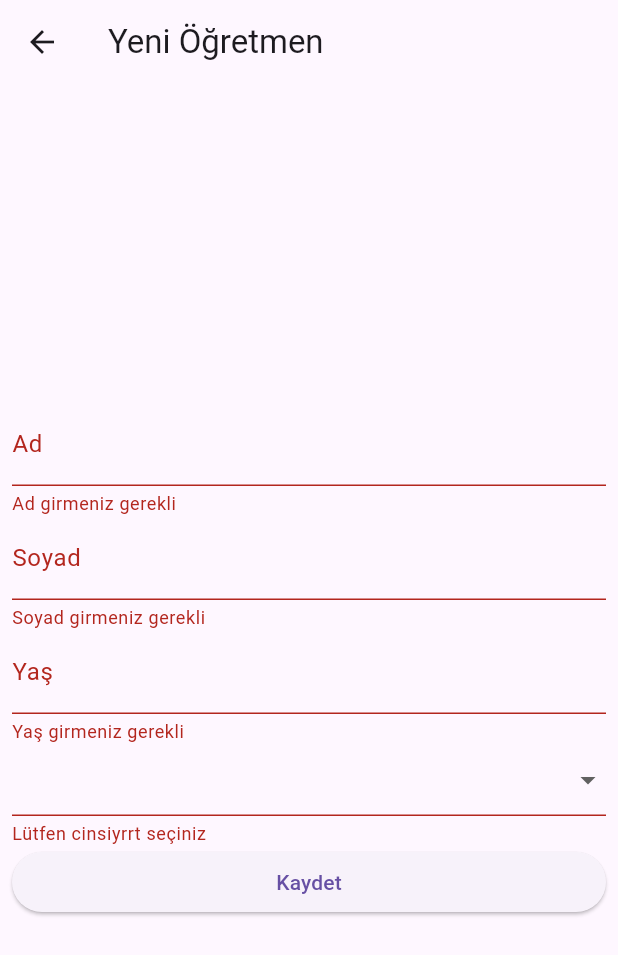
After one commit to zynpirmadgzl/ogrenci-app, a Flutter app: the OgretmenForm screen opened directly, after a tap on "Kaydet", on a phone screen of 412 x 824 dp. The commit adds this screen. Shown: the top 955 px of the screen. Run offline on Flutter 3.47's test engine with Material 3 defaults, Android fonts, the phone set to English and light mode, and no system bars; our stand-ins replace flutter_riverpod.

Commit message:
ogrenci-app

```diff
--- /dev/null
+++ b/lib/pages/ogretmen/ogretmen_form.dart
@@ -0,0 +1,121 @@
+import 'package:flutter/cupertino.dart';
+import 'package:flutter/material.dart';
+import 'package:flutter/src/widgets/framework.dart';
+import 'package:flutter_riverpod/flutter_riverpod.dart';
+import 'package:ogrenci_app/services/data_service.dart';
+
+import '../../models/ogretmen.dart';
+
+class OgretmenForm extends ConsumerStatefulWidget{
+  const OgretmenForm({Key?key}):super(key:key);
+  @override
+  _OgretmenFormState createState()=> _OgretmenFormState ();
+}
+
+class _OgretmenFormState extends ConsumerState<OgretmenForm> {
+  final Map<String,dynamic> girilen ={};
+  final _formKey =GlobalKey<FormState>();
+
+  @override
+  Widget build(BuildContext context) {
+    return Scaffold(
+      appBar:AppBar(title:Text("Yeni Öğretmen"),),
+      body:SafeArea(
+        child:Padding(
+          padding:const EdgeInsets.all(8.0),
+          child:Form(
+            key:_formKey,
+            child:Column(
+              mainAxisAlignment:MainAxisAlignment.center,
+              crossAxisAlignment: CrossAxisAlignment.stretch,
+              children:[
+                TextFormField(
+                  decoration: const InputDecoration(
+                    label:Text("Ad"),
+                  ),
+                  validator: (value){
+                    if(value?.isNotEmpty!=true){
+                      return "Ad girmeniz gerekli";
+                    }
+                  },
+                  onSaved: (newValue){
+                    girilen["Ad"]=newValue;
+                  },
+                ),
+                TextFormField(
+                  decoration: const InputDecoration(
+                    label:Text("Soyad"),
+                  ),
+                  validator: (value){
+                    if(value?.isNotEmpty!=true){
+                      return "Soyad girmeniz gerekli";
+                    }
+                  },
+                  onSaved: (newValue){
+                    girilen["Soyad"]=newValue;
+                  },
+                ),
+                TextFormField(
+                  decoration: const InputDecoration(
+                    label:Text("Yaş"),
+                  ),
+                  validator: (value){
+                    if(value==null||value.isNotEmpty!=true){
+                      return "Yaş girmeniz gerekli";
+                    }
+                    if(int.tryParse(value)==null){
+                      return"Rakamlarla yaş girmeniz gerekli";
+                    }
+                  },
+                  keyboardType: TextInputType.number,
+                  onSaved: (newValue){
+                    girilen["Yaş"]=newValue;
+                  },
+                ),
+                DropdownButtonFormField(
+                    items: const [
+                      DropdownMenuItem(
+                        child: Text("Erkek"),
+                    value: "Erkek",
+                      ),
+                      DropdownMenuItem(
+                          child: Text("Kadın"),
+                          value: "Kadın",
+                    )],
+                  value: girilen["Cinsiyet"],
+                  onChanged: (value){
+                      setState(() {
+                        girilen["Cinsiyet"]=value;
+                      });
+                  },
+                  validator: (value){
+                      if(value==null)
+                        return "Lütfen cinsiyrrt seçiniz";
+                  },
+
+            ),
+        ElevatedButton(
+            onPressed: (){
+              final formState=_formKey.currentState;
+              if(formState==null ) return;
+              if(formState.validate()==true){
+                formState.save();
+                print(girilen);
+              }
+             _kaydet();
+            },
+            child: const Text("Kaydet"),),
+
+          ],
+          ),
+        ),
+      ),
+    ),
+      );
+  }
+  Future<void> _kaydet() async {
+    await ref.read(dataServiceProvider).ogretmenEkle(
+        Ogretmen.fromMap(girilen),
+    );
+  }
+}
--- a/lib/pages/ogretmenler_sayfasi.dart
+++ b/lib/pages/ogretmenler_sayfasi.dart
@@ -3,6 +3,7 @@ import 'package:flutter_riverpod/flutter_riverpod.dart';
 import 'package:ogrenci_app/repository/ogretmenler_repository.dart';
 
 import '../models/ogretmen.dart';
+import 'ogretmen/ogretmen_form.dart';
 
 class OgretmenlerSayfasi extends ConsumerWidget {
   const OgretmenlerSayfasi({super.key});
@@ -50,6 +51,16 @@ class OgretmenlerSayfasi extends ConsumerWidget {
             ),
           ),
         ],
+      ),
+      floatingActionButton: FloatingActionButton(
+        onPressed: ((){
+          Navigator.of(context).push(MaterialPageRoute(
+              builder: (context){
+                return const OgretmenForm();
+              },),
+          );
+        }),
+        child: const Icon(Icons.add),
       ),
     );
   }
--- a/lib/services/data_service.dart
+++ b/lib/services/data_service.dart
@@ -13,6 +13,9 @@ Future<Ogretmen> ogretmenIndir() async {
     throw Exception('Öğretmen indirilemedi ${response.statusCode}');
   }
 }
+Future<void> ogretmenEkle(Ogretmen ogretmen) async {
+
+}
 }
 final dataServiceProvider=Provider((ref){
   return DataService();
```
